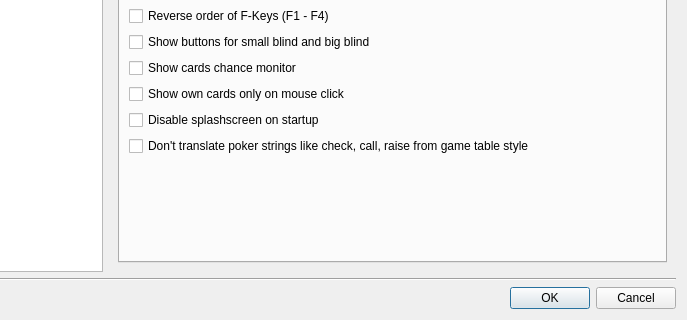
First picture: the form in src/gui/qt/settingsdialog.ui, repository xingchengzhi/pokerth, before the edit; both pictures show x 98 to 785 and y 210 to 530 of the 785 by 530 pixel window.
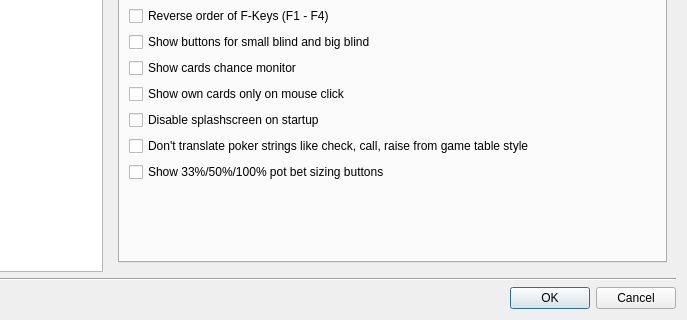
Second picture: the form after the edit. Icons and pictures are not drawn. Custom widgets are drawn as their Qt base class.

Commit message: Add option to disable/enable pot size % bet buttons

What changed in the file:
```diff
--- a/src/gui/qt/settingsdialog.ui
+++ b/src/gui/qt/settingsdialog.ui
@@ -225,6 +225,13 @@
                  </property>
                 </widget>
                </item>
+               <item row="10" column="0" colspan="2">
+                <widget class="QCheckBox" name="checkBox_showPotPercentButtons">
+                 <property name="text">
+                  <string>Show 33%/50%/100% pot bet sizing buttons</string>
+                 </property>
+                </widget>
+               </item>
                <item row="9" column="0" colspan="2">
                 <widget class="QCheckBox" name="checkBox_dontTranslatePokerStrings">
                  <property name="text">
```
Left out of the diff: 1 changed line with no effect on the pictures. The commit also changes 4 other files.
